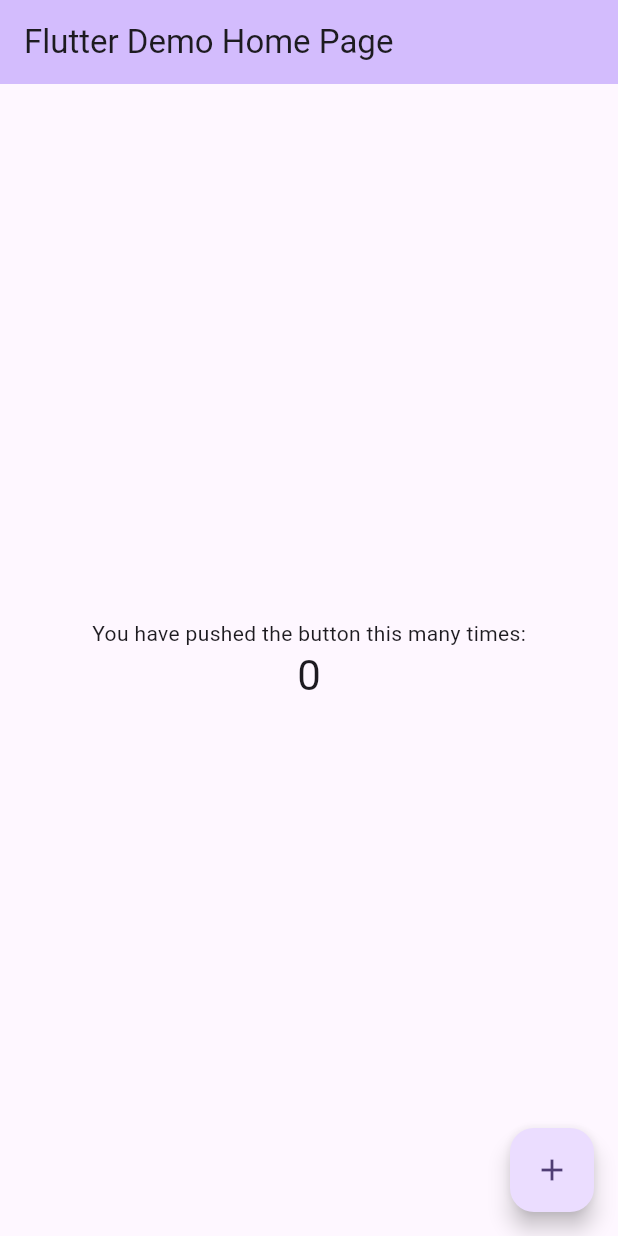
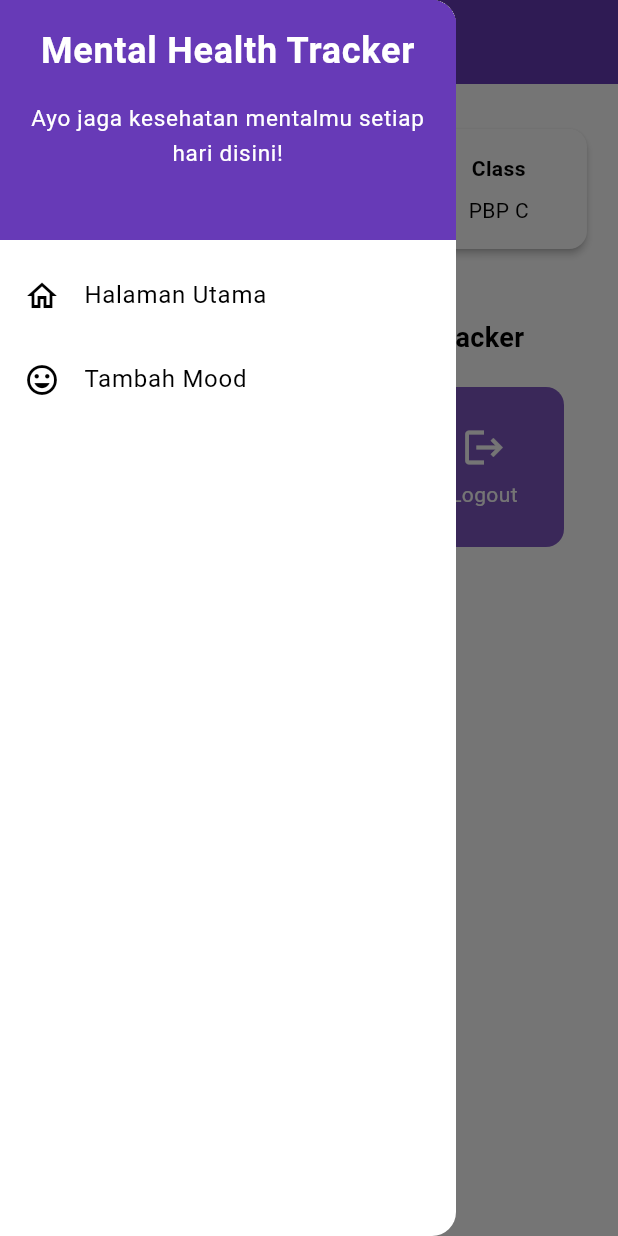
Before and after one commit to Bona3121/mental_health_tracker, a Flutter app: the screen it shows after launch, with the side drawer open (before the commit the screen has no drawer), on a phone screen of 412 x 824 dp. Run offline on Flutter 3.47's test engine with Material 3 defaults, Android fonts, the phone set to English and light mode, and no system bars.

Commit message:
tutorial 7 selesai

```diff
--- a/lib/main.dart
+++ b/lib/main.dart
@@ -1,4 +1,5 @@
 import 'package:flutter/material.dart';
+import 'package:mental_health_tracker/screens/menu.dart';
 
 void main() {
   runApp(const MyApp());
@@ -28,98 +29,12 @@ class MyApp extends StatelessWidget {
         //
         // This works for code too, not just values: Most code changes can be
         // tested with just a hot reload.
-        colorScheme: ColorScheme.fromSeed(seedColor: Colors.deepPurple),
+        colorScheme: ColorScheme.fromSwatch(
+          primarySwatch: Colors.deepPurple,
+        ).copyWith(secondary: Colors.deepPurple[400]),
         useMaterial3: true,
       ),
-      home: const MyHomePage(title: 'Flutter Demo Home Page'),
+      home: MyHomePage(),
     );
   }
 }
-
-class MyHomePage extends StatefulWidget {
-  const MyHomePage({super.key, required this.title});
-
-  // This widget is the home page of your application. It is stateful, meaning
-  // that it has a State object (defined below) that contains fields that affect
-  // how it looks.
-
-  // This class is the configuration for the state. It holds the values (in this
-  // case the title) provided by the parent (in this case the App widget) and
-  // used by the build method of the State. Fields in a Widget subclass are
-  // always marked "final".
-
-  final String title;
-
-  @override
-  State<MyHomePage> createState() => _MyHomePageState();
-}
-
-class _MyHomePageState extends State<MyHomePage> {
-  int _counter = 0;
-
-  void _incrementCounter() {
-    setState(() {
-      // This call to setState tells the Flutter framework that something has
-      // changed in this State, which causes it to rerun the build method below
-      // so that the display can reflect the updated values. If we changed
-      // _counter without calling setState(), then the build method would not be
-      // called again, and so nothing would appear to happen.
-      _counter++;
-    });
-  }
-
-  @override
-  Widget build(BuildContext context) {
-    // This method is rerun every time setState is called, for instance as done
-    // by the _incrementCounter method above.
-    //
-    // The Flutter framework has been optimized to make rerunning build methods
-    // fast, so that you can just rebuild anything that needs updating rather
-    // than having to individually change instances of widgets.
-    return Scaffold(
-      appBar: AppBar(
-        // TRY THIS: Try changing the color here to a specific color (to
-        // Colors.amber, perhaps?) and trigger a hot reload to see the AppBar
-        // change color while the other colors stay the same.
-        backgroundColor: Theme.of(context).colorScheme.inversePrimary,
-        // Here we take the value from the MyHomePage object that was created by
-        // the App.build method, and use it to set our appbar title.
-        title: Text(widget.title),
-      ),
-      body: Center(
-        // Center is a layout widget. It takes a single child and positions it
-        // in the middle of the parent.
-        child: Column(
-          // Column is also a layout widget. It takes a list of children and
-          // arranges them vertically. By default, it sizes itself to fit its
-          // children horizontally, and tries to be as tall as its parent.
-          //
-          // Column has various properties to control how it sizes itself and
-          // how it positions its children. Here we use mainAxisAlignment to
-          // center the children vertically; the main axis here is the vertical
-          // axis because Columns are vertical (the cross axis would be
-          // horizontal).
-          //
-          // TRY THIS: Invoke "debug painting" (choose the "Toggle Debug Paint"
-          // action in the IDE, or press "p" in the console), to see the
-          // wireframe for each widget.
-          mainAxisAlignment: MainAxisAlignment.center,
-          children: <Widget>[
-            const Text(
-              'You have pushed the button this many times:',
-            ),
-            Text(
-              '$_counter',
-              style: Theme.of(context).textTheme.headlineMedium,
-            ),
-          ],
-        ),
-      ),
-      floatingActionButton: FloatingActionButton(
-        onPressed: _incrementCounter,
-        tooltip: 'Increment',
-        child: const Icon(Icons.add),
-      ), // This trailing comma makes auto-formatting nicer for build methods.
-    );
-  }
-}
--- a/lib/menu.dart
+++ b/lib/screens/menu.dart
@@ -1,6 +1,9 @@
 import 'package:flutter/material.dart';
+import 'package:mental_health_tracker/widgets/left_drawer.dart';
+import 'package:mental_health_tracker/widgets/mood_card.dart';
 
 class MyHomePage extends StatelessWidget {
+  MyHomePage({super.key});
   final String npm = '2306165603'; // NPM
   final String name = 'Marla Marlena'; // Nama
   final String className = 'PBP C'; // Kelas
@@ -10,7 +13,6 @@ class MyHomePage extends StatelessWidget {
     ItemHomepage("Tambah Mood", Icons.add),
     ItemHomepage("Logout", Icons.logout),
   ];
-  MyHomePage({super.key});
 
   @override
   Widget build(BuildContext context) {
@@ -28,8 +30,10 @@ class MyHomePage extends StatelessWidget {
         ),
         // Warna latar belakang AppBar diambil dari skema warna tema aplikasi.
         backgroundColor: Theme.of(context).colorScheme.primary,
+        iconTheme: const IconThemeData(color: Colors.white),
       ),
       // Body halaman dengan padding di sekelilingnya.
+      drawer: const LeftDrawer(),
       body: Padding(
         padding: const EdgeInsets.all(16.0),
         // Menyusun widget secara vertikal dalam sebuah kolom.
@@ -92,12 +96,6 @@ class MyHomePage extends StatelessWidget {
   }
 }
 
-class ItemHomepage {
-     final String name;
-     final IconData icon;
-
-     ItemHomepage(this.name, this.icon);
- }
 
 class InfoCard extends StatelessWidget {
   // Kartu informasi yang menampilkan title dan content.
@@ -131,57 +129,3 @@ class InfoCard extends StatelessWidget {
     );
   }
 }
-
-class ItemCard extends StatelessWidget {
-  // Menampilkan kartu dengan ikon dan nama.
-
-  final ItemHomepage item;
-
-  const ItemCard(this.item, {super.key});
-
-  @override
-  Widget build(BuildContext context) {
-    return Material(
-      // Menentukan warna latar belakang dari tema aplikasi.
-      color: Theme.of(context).colorScheme.secondary,
-      // Membuat sudut kartu melengkung.
-      borderRadius: BorderRadius.circular(12),
-
-      child: InkWell(
-        // Aksi ketika kartu ditekan.
-        onTap: () {
-          // Menampilkan pesan SnackBar saat kartu ditekan.
-          ScaffoldMessenger.of(context)
-            ..hideCurrentSnackBar()
-            ..showSnackBar(
-              SnackBar(content: Text("Kamu telah menekan tombol ${item.name}!"))
-            );
-        },
-        // Container untuk menyimpan Icon dan Text
-        child: Container(
-          padding: const EdgeInsets.all(8),
-          child: Center(
-            child: Column(
-              // Menyusun ikon dan teks di tengah kartu.
-              mainAxisAlignment: MainAxisAlignment.center,
-              children: [
-                Icon(
-                  item.icon,
-                  color: Colors.white,
-                  size: 30.0,
-                ),
-                const Padding(padding: EdgeInsets.all(3)),
-                Text(
-                  item.name,
-                  textAlign: TextAlign.center,
-                  style: const TextStyle(color: Colors.white),
-                ),
-              ],
-            ),
-          ),
-        ),
-      ),
-    );
-  }
-
-}
--- /dev/null
+++ b/lib/widgets/left_drawer.dart
@@ -0,0 +1,71 @@
+import 'package:flutter/material.dart';
+import 'package:mental_health_tracker/screens/menu.dart';
+import 'package:mental_health_tracker/screens/moodentry_form.dart';
+
+class LeftDrawer extends StatelessWidget {
+  const LeftDrawer({super.key});
+
+  @override
+  Widget build(BuildContext context) {
+    return Drawer(
+      child: ListView(
+        children: [
+          DrawerHeader(
+            decoration: BoxDecoration(
+              color: Theme.of(context).colorScheme.primary,
+            ),
+            child: const Column(
+              children: [
+                Text(
+                  'Mental Health Tracker',
+                  textAlign: TextAlign.center,
+                  style: TextStyle(
+                    fontSize: 24,
+                    fontWeight: FontWeight.bold,
+                    color: Colors.white,
+                  ),
+                ),
+                Padding(padding: EdgeInsets.all(8)),
+                Text(
+                  "Ayo jaga kesehatan mentalmu setiap hari disini!",
+                  textAlign: TextAlign.center,
+                  style: TextStyle(
+                    fontSize: 15,
+                    color: Colors.white,
+                    fontWeight: FontWeight.normal,
+                  ),
+                ),
+              ],
+            ),
+          ),
+              ListTile(
+            leading: const Icon(Icons.home_outlined),
+            title: const Text('Halaman Utama'),
+            // Bagian redirection ke MyHomePage
+            onTap: () {
+              Navigator.pushReplacement(
+                  context,
+                  MaterialPageRoute(
+                    builder: (context) => MyHomePage(),
+                  )
+              );
+            },
+          ),
+          ListTile(
+            leading: const Icon(Icons.mood),
+            title: const Text('Tambah Mood'),
+            // Bagian redirection ke MoodEntryFormPage
+            onTap: () {
+              Navigator.pushReplacement(
+                  context,
+                  MaterialPageRoute(
+                    builder: (context) => MoodEntryFormPage(),
+                  )
+              );
+            },
+          ),
+        ],
+      ),
+    );
+  }
+}
--- /dev/null
+++ b/lib/widgets/mood_card.dart
@@ -0,0 +1,71 @@
+import 'package:flutter/material.dart';
+import 'package:mental_health_tracker/screens/moodentry_form.dart';
+
+class ItemHomepage {
+     final String name;
+     final IconData icon;
+
+     ItemHomepage(this.name, this.icon);
+}
+
+class ItemCard extends StatelessWidget {
+  // Menampilkan kartu dengan ikon dan nama.
+
+  final ItemHomepage item;
+
+  const ItemCard(this.item, {super.key});
+
+  @override
+  Widget build(BuildContext context) {
+    return Material(
+      // Menentukan warna latar belakang dari tema aplikasi.
+      color: Theme.of(context).colorScheme.secondary,
+      // Membuat sudut kartu melengkung.
+      borderRadius: BorderRadius.circular(12),
+
+      child: InkWell(
+        // Aksi ketika kartu ditekan.
+        onTap: () {
+          // Menampilkan pesan SnackBar saat kartu ditekan.
+          ScaffoldMessenger.of(context)
+            ..hideCurrentSnackBar()
+            ..showSnackBar(
+              SnackBar(content: Text("Kamu telah menekan tombol ${item.name}!"))
+            );
+            if (item.name == "Tambah Mood") {
+              Navigator.pushReplacement(
+              context,
+              MaterialPageRoute(
+                builder: (context) => MoodEntryFormPage(),
+              ),
+            );
+  }
+        },
+        // Container untuk menyimpan Icon dan Text
+        child: Container(
+          padding: const EdgeInsets.all(8),
+          child: Center(
+            child: Column(
+              // Menyusun ikon dan teks di tengah kartu.
+              mainAxisAlignment: MainAxisAlignment.center,
+              children: [
+                Icon(
+                  item.icon,
+                  color: Colors.white,
+                  size: 30.0,
+                ),
+                const Padding(padding: EdgeInsets.all(3)),
+                Text(
+                  item.name,
+                  textAlign: TextAlign.center,
+                  style: const TextStyle(color: Colors.white),
+                ),
+              ],
+            ),
+          ),
+        ),
+      ),
+    );
+  }
+
+}
```
Also changed, not shown: lib/screens/moodentry_form.dart (added, +162 -0 lines).
